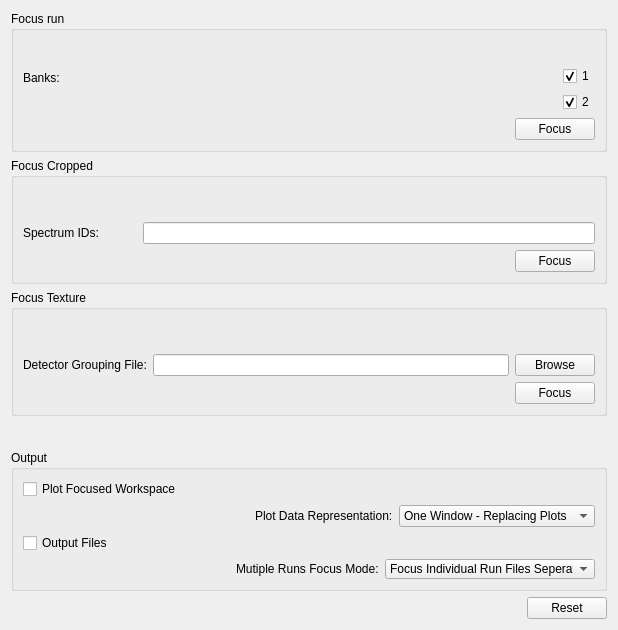
Above: MantidQt/CustomInterfaces/inc/MantidQtCustomInterfaces/EnggDiffraction/EnggDiffractionQtTabFocus.ui from mantidproject/mantid before the change. Below: the same form after it.
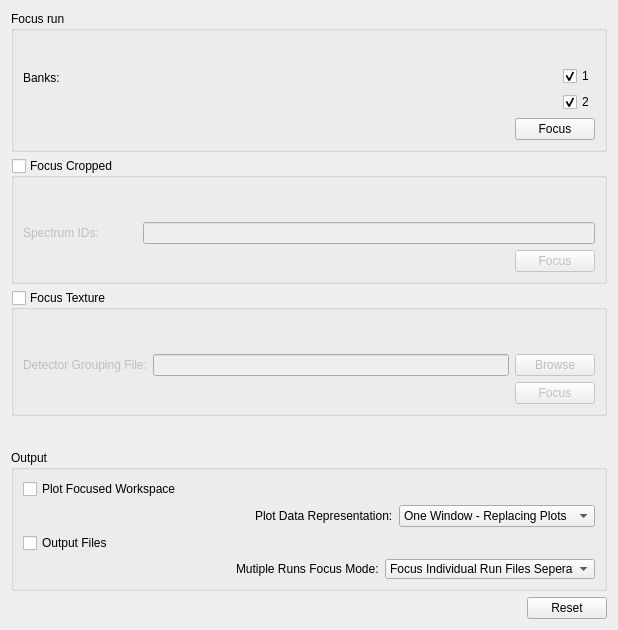
That is the form after the change. Custom widgets are drawn as their Qt base class.

Commit message:
check-box to enable cropped group and texture group on focus interface
refs #14592

The edit to the form file:
```diff
--- a/MantidQt/CustomInterfaces/inc/MantidQtCustomInterfaces/EnggDiffraction/EnggDiffractionQtTabFocus.ui
+++ b/MantidQt/CustomInterfaces/inc/MantidQtCustomInterfaces/EnggDiffraction/EnggDiffractionQtTabFocus.ui
@@ -152,10 +152,19 @@
     </widget>
    </item>
    <item>
-    <widget class="QGroupBox" name="groupBox">
+    <widget class="QGroupBox" name="groupBox_cropped">
+     <property name="enabled">
+      <bool>true</bool>
+     </property>
      <property name="title">
       <string>Focus Cropped</string>
      </property>
+     <property name="checkable">
+      <bool>true</bool>
+     </property>
+     <property name="checked">
+      <bool>false</bool>
+     </property>
      <layout class="QGridLayout" name="gridLayout_5">
       <item row="0" column="0">
        <layout class="QHBoxLayout" name="horizontalLayout_9">
@@ -259,10 +268,19 @@
     </widget>
    </item>
    <item>
-    <widget class="QGroupBox" name="groupBox_2">
+    <widget class="QGroupBox" name="groupBox_texture">
+     <property name="enabled">
+      <bool>true</bool>
+     </property>
      <property name="title">
       <string>Focus Texture</string>
      </property>
+     <property name="checkable">
+      <bool>true</bool>
+     </property>
+     <property name="checked">
+      <bool>false</bool>
+     </property>
      <layout class="QGridLayout" name="gridLayout_4">
       <item row="0" column="0">
        <layout class="QHBoxLayout" name="horizontalLayout_7">
```
